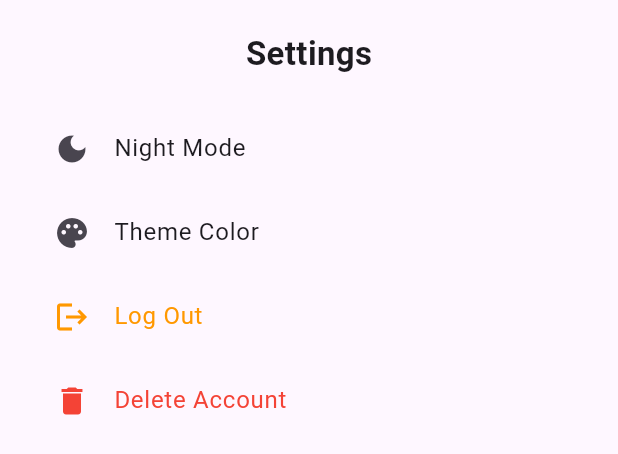
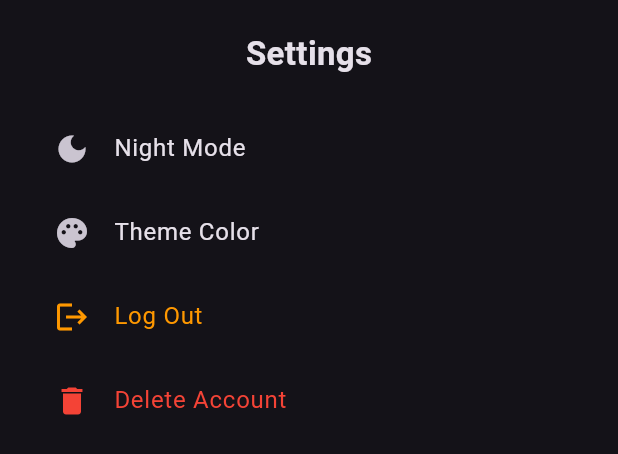
Before and after one commit to mahsaarp/Mora, a Flutter app: the SettingsSheet widget shown alone on an empty page, opened directly, after a tap on "Night Mode", on a phone screen of 412 x 824 dp. Shown: the top 454 px of the screen. Run offline on Flutter 3.47's test engine with Material 3 defaults, Android fonts, the phone set to English and light mode, and no system bars; our stand-ins replace image_picker; network calls fail.

Commit message:
added dark mood

```diff
--- a/frontend/lib/main.dart
+++ b/frontend/lib/main.dart
@@ -1,32 +1,20 @@
 import 'package:flutter/material.dart';
 import 'package:mora/screens/splash_screen.dart';
+
+ValueNotifier<ThemeMode> themeNotifier = ValueNotifier(ThemeMode.light);
 
 void main() {
   runApp(const MyApp());
 }
 
-class MyApp extends StatefulWidget {
+class MyApp extends StatelessWidget {
   const MyApp({super.key});
-
-  static _MyAppState? of(BuildContext context) {
-    return context.findAncestorStateOfType<_MyAppState>();
-  }
-
-  @override
-  State<MyApp> createState() => _MyAppState();
-}
-
-class _MyAppState extends State<MyApp> {
-  bool isDark = false;
-
-  void changeTheme(bool value) {
-    setState(() {
-      isDark = value;
-    });
-  }
 
   @override
   Widget build(BuildContext context) {
+    return ValueListenableBuilder<ThemeMode>(
+      valueListenable: themeNotifier,
+      builder: (context, currentMode, child) {
         return MaterialApp(
           debugShowCheckedModeBanner: false,
           title: 'Mora',
@@ -35,9 +23,11 @@ class _MyAppState extends State<MyApp> {
 
           darkTheme: ThemeData.dark(),
 
-      themeMode: isDark ? ThemeMode.dark : ThemeMode.light,
+          themeMode: currentMode,
 
           home: const SplashScreen(),
         );
+      },
+    );
   }
 }
--- a/frontend/lib/pages/profile_page.dart
+++ b/frontend/lib/pages/profile_page.dart
@@ -1,3 +1,4 @@
+import '../main.dart';
 import 'package:flutter/material.dart';
 import '../screens/album_detail_screen.dart';
 import '../screens/create_album_screen.dart';
@@ -599,7 +600,12 @@ class SettingsSheet extends StatelessWidget {
           ListTile(
             leading: const Icon(Icons.dark_mode),
             title: const Text("Night Mode"),
-            onTap: () {},
+            onTap: () {
+              themeNotifier.value =
+                  themeNotifier.value == ThemeMode.light
+                      ? ThemeMode.dark
+                      : ThemeMode.light;
+            },
           ),
           ListTile(
             leading: const Icon(Icons.palette),
```
Lines whose indentation alone changed are shown as unchanged.
